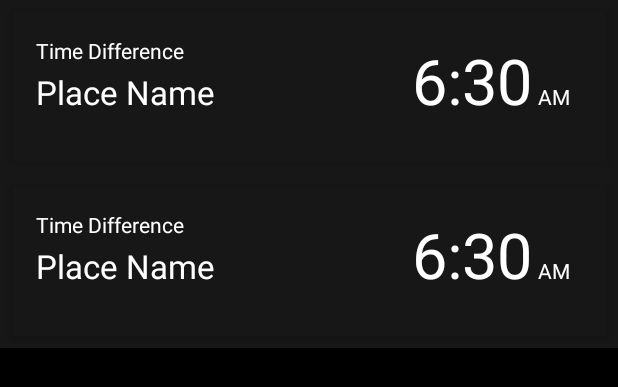
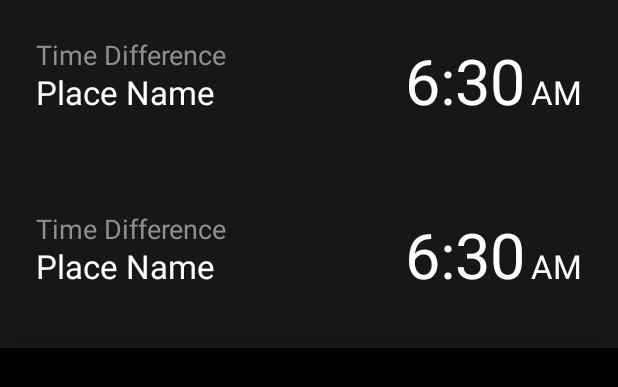
Before and after one commit to 0v3rf10wing/android-java, an Android app: the layout fragment_world_clock.xml on its own in the app's theme, with its tools: preview values and no code run, on a phone screen of 412 x 824 dp. Shown: the top 387 px of the screen. Run offline under Robolectric (Android 15) with nearby library versions, the phone set to English and light mode, and no system bars.

Commit message:
created style for text appearance

```diff
--- a/Clock/app/src/main/res/layout/single_world_clock.xml
+++ b/Clock/app/src/main/res/layout/single_world_clock.xml
@@ -4,10 +4,10 @@
     xmlns:tools="http://schemas.android.com/tools"
     android:layout_width="match_parent"
     android:layout_height="wrap_content"
-    android:background="@color/colorPrimary"
-    android:orientation="vertical">
+    android:background="@color/colorPrimary">
 
     <androidx.cardview.widget.CardView
+        android:id="@+id/card_view_container"
         android:layout_width="match_parent"
         android:layout_height="100dp"
         android:layout_marginStart="8dp"
@@ -25,7 +25,9 @@
             android:layout_width="match_parent"
             android:layout_height="match_parent"
             android:layout_marginBottom="8dp"
-            app:layout_constraintBottom_toBottomOf="parent">
+            app:layout_constraintBottom_toBottomOf="parent"
+            app:layout_constraintHorizontal_bias="0.5"
+            app:layout_constraintTop_toTopOf="parent">
 
             <TextView
                 android:id="@+id/tv_time_difference"
@@ -33,8 +35,7 @@
                 android:layout_height="wrap_content"
                 android:layout_marginStart="16dp"
                 android:layout_marginTop="16dp"
-                android:textAppearance="@style/TextAppearance.AppCompat.Small"
-                android:textColor="@color/colorOnPrimary"
+                android:textAppearance="@style/AppTheme.TimeDifferenceTextAppearance"
                 app:layout_constraintStart_toStartOf="parent"
                 app:layout_constraintTop_toTopOf="parent"
                 tools:text="Time Difference" />
@@ -45,8 +46,7 @@
                 android:layout_height="33dp"
                 android:layout_marginStart="16dp"
                 android:gravity="center_vertical"
-                android:textAppearance="@style/TextAppearance.AppCompat.Large"
-                android:textColor="@color/colorOnPrimary"
+                android:textAppearance="@style/AppTheme.PlaceNameTextAppearance.Large"
                 app:layout_constraintBaseline_toBaselineOf="@+id/tv_time"
                 app:layout_constraintStart_toStartOf="parent"
                 tools:text="Place Name" />
@@ -59,8 +59,7 @@
                 android:layout_marginEnd="4dp"
                 android:layout_marginBottom="8dp"
                 android:gravity="center"
-                android:textColor="@color/colorOnPrimary"
-                android:textSize="42sp"
+                android:textAppearance="@style/AppTheme.TimeTextAppearance"
                 app:layout_constraintBottom_toBottomOf="parent"
                 app:layout_constraintEnd_toStartOf="@+id/tv_meridiem"
                 app:layout_constraintTop_toTopOf="parent"
@@ -71,22 +70,14 @@
                 android:id="@+id/tv_meridiem"
                 android:layout_width="wrap_content"
                 android:layout_height="wrap_content"
-                android:layout_marginEnd="8dp"
                 android:gravity="center"
                 android:paddingStart="0dp"
                 android:paddingEnd="@dimen/activity_padding"
-                android:textColor="@color/colorOnPrimary"
+                android:textAppearance="@style/AppTheme.MeridiemTextAppearance"
                 app:layout_constraintBaseline_toBaselineOf="@+id/tv_time"
                 app:layout_constraintEnd_toEndOf="parent"
                 tools:text="AM" />
-
         </androidx.constraintlayout.widget.ConstraintLayout>
     </androidx.cardview.widget.CardView>
 
-    <androidx.constraintlayout.widget.Guideline
-        android:id="@+id/guideline"
-        android:layout_width="wrap_content"
-        android:layout_height="wrap_content"
-        android:orientation="vertical"
-        app:layout_constraintGuide_percent="0.46" />
 </androidx.constraintlayout.widget.ConstraintLayout>
--- a/Clock/app/src/main/res/values/colors.xml
+++ b/Clock/app/src/main/res/values/colors.xml
@@ -8,4 +8,5 @@
     <color name="colorNavigationActive">#FF9500</color>
     <color name="colorNavigationInactive">#808080</color>
     <color name="colorLineSeparator">#333333</color>
+    <color name="colorOnTimeDifference">#8E8E93</color>
 </resources>
--- a/Clock/app/src/main/res/values/styles.xml
+++ b/Clock/app/src/main/res/values/styles.xml
@@ -13,5 +13,32 @@
         <item name="android:textStyle">bold</item>
     </style>
 
+    <style name="AppTheme.TimeTextAppearance" parent="TextAppearance.AppCompat.Large">
+        <item name="android:textColor">@color/colorOnPrimary</item>
+        <item name="android:textSize">42sp</item>
+    </style>
+
+    <style name="AppTheme.MeridiemTextAppearance" parent="TextAppearance.AppCompat.Large">
+        <item name="android:textColor">@color/colorOnPrimary</item>
+    </style>
+
+    <style name="AppTheme.PlaceNameTextAppearance.Large" parent="TextAppearance.AppCompat.Large">
+        <item name="android:textColor">@color/colorOnPrimary</item>
+    </style>
+
+    <style name="AppTheme.PlaceNameTextAppearance.Medium" parent="TextAppearance.AppCompat.Medium">
+        <item name="android:textColor">@color/colorOnPrimary</item>
+    </style>
+
+    <style name="AppTheme.PlaceNameTextAppearance.Small" parent="TextAppearance.AppCompat.Small">
+        <item name="android:textColor">@color/colorOnPrimary</item>
+    </style>
+
+    <style name="AppTheme.TimeDifferenceTextAppearance" parent="TextAppearance.AppCompat.Medium">
+        <item name="android:textColor">@color/colorOnTimeDifference</item>
+    </style>
+
+
+
 
 </resources>
```
Also changed, not shown: Clock/app/src/main/java/com/dambarbahadurpun/android/clock/WorldClockFragment.java (+15 -1 lines), Clock/app/src/main/res/layout/single_alarm.xml (+4 -3 lines).
